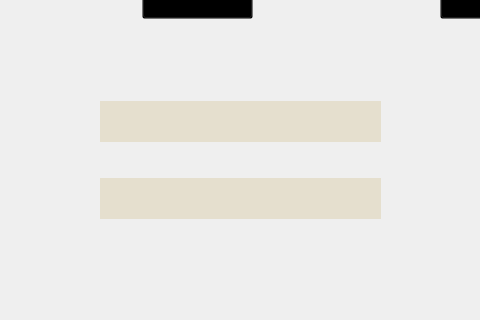
The window that WranaSection/Admin_View.ui (SEGA-ABBASYA/Data_Structures) describes before a commit, drawn with Qt 5; both pictures show x 590 to 1070 and y 132 to 452 of the 1280 by 720 pixel window.
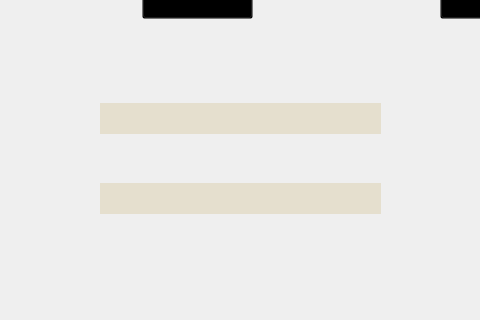
The same window after the commit. Icons and pictures are not drawn.

Commit message: Merged Admin Class Functionalities

```diff
--- a/WranaSection/Admin_View.ui
+++ b/WranaSection/Admin_View.ui
@@ -488,9 +488,9 @@
         <property name="geometry">
          <rect>
           <x>370</x>
-          <y>63</y>
+          <y>65</y>
           <width>281</width>
-          <height>41</height>
+          <height>31</height>
          </rect>
         </property>
         <property name="font">
@@ -512,9 +512,9 @@
         <property name="geometry">
          <rect>
           <x>370</x>
-          <y>140</y>
+          <y>145</y>
           <width>281</width>
-          <height>41</height>
+          <height>31</height>
          </rect>
         </property>
         <property name="font">
```
Left out of the diff: 4 changed lines with no effect on the pictures. The commit also changes 4 other files.
